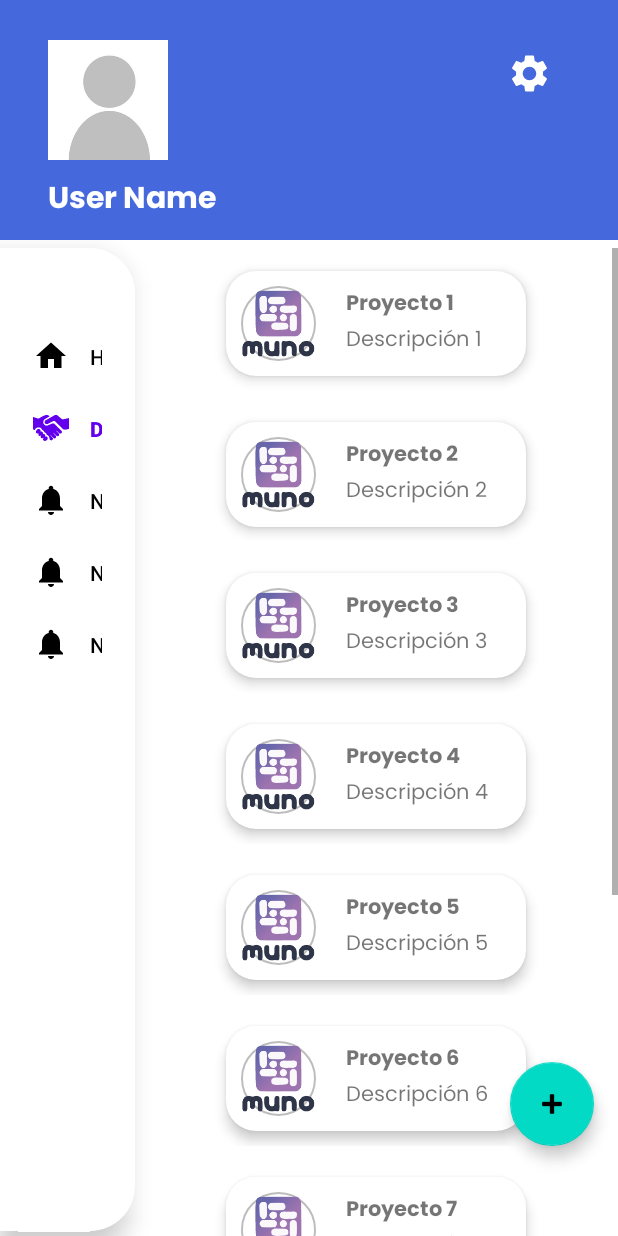
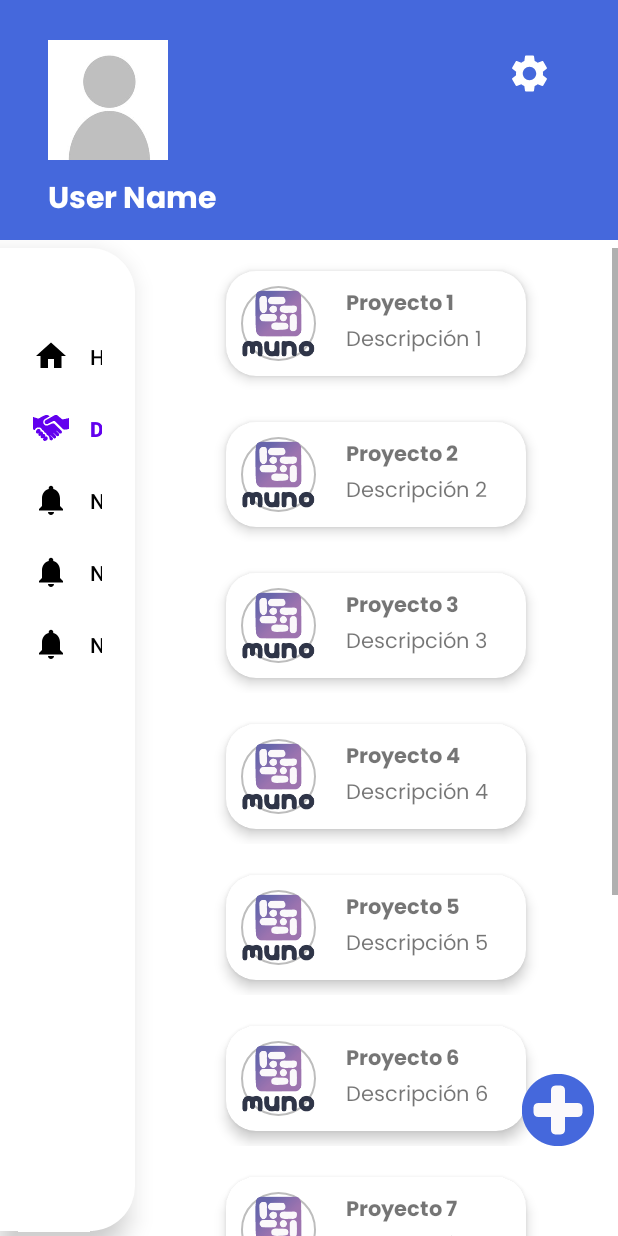
Before and after one commit to JowsNunez/MunoApp, an Android app: the ProyectoFragment screen opened through its navigation route, on a phone screen of 412 x 824 dp. Run offline under Robolectric (Android 15) with nearby library versions, the phone set to English and light mode, and no system bars; our stand-ins replace navigation-ui.

Commit message:
se agrego btn agregar y funcion regresar en pantalla config

```diff
--- a/app/src/main/java/com/proyecto/munoapp/ui/proyecto/ProyectoFragment.kt
+++ b/app/src/main/java/com/proyecto/munoapp/ui/proyecto/ProyectoFragment.kt
@@ -11,6 +11,7 @@ import android.view.ViewGroup
 import android.widget.BaseAdapter
 import android.widget.Button
 import android.widget.GridView
+import android.widget.ImageButton
 import android.widget.TextView
 import androidx.lifecycle.ViewModel
 import com.google.android.material.floatingactionbutton.FloatingActionButton
@@ -46,7 +47,7 @@ class ProyectoFragment : Fragment() {
         gridProyecto.adapter = cargar(root.context,proyectoViewModel)
 
 
-        var buttonAdd:FloatingActionButton = _binding!!.buttonAdd
+        var buttonAdd:ImageButton = _binding!!.buttonAdd
 
         buttonAdd.setOnClickListener {
             val proyectoDialog = ProyectoDialog(root.context)
--- a/app/src/main/res/layout/activity_config.xml
+++ b/app/src/main/res/layout/activity_config.xml
@@ -11,6 +11,7 @@
     android:paddingTop="10dp">
 
     <ImageButton
+        android:id="@+id/btn_regresar_config"
         android:layout_marginTop="20dp"
         android:layout_width="30dp"
         android:layout_height="30dp"
--- a/app/src/main/res/layout/fragment_proyecto.xml
+++ b/app/src/main/res/layout/fragment_proyecto.xml
@@ -17,7 +17,7 @@
        android:layout_gravity="center"
        android:layout_marginTop="0dp" />
 
-   <com.google.android.material.floatingactionbutton.FloatingActionButton
+   <ImageButton
        android:id="@+id/button_add"
        android:layout_width="wrap_content"
        android:layout_height="wrap_content"
@@ -28,9 +28,8 @@
        android:layout_marginEnd="16dp"
        android:layout_marginBottom="60dp"
        android:contentDescription="create"
-       android:src="@android:drawable/ic_input_add"
-
-
+       android:src="@drawable/agregar_azul"
+       android:background="@android:color/transparent"
        />
 
 
```
Also changed, not shown: app/src/main/java/com/proyecto/munoapp/ConfigActivity.kt (+15 -0 lines), app/src/main/res/drawable-hdpi/agregar_azul.png (added), app/src/main/res/drawable-ldpi/agregar_azul.png (added), app/src/main/res/drawable-mdpi/agregar_azul.png (added), app/src/main/res/drawable-xhdpi/agregar_azul.png (added), app/src/main/res/drawable-xxhdpi/agregar_azul.png (added), app/src/main/res/drawable-xxxhdpi/agregar_azul.png (added).
